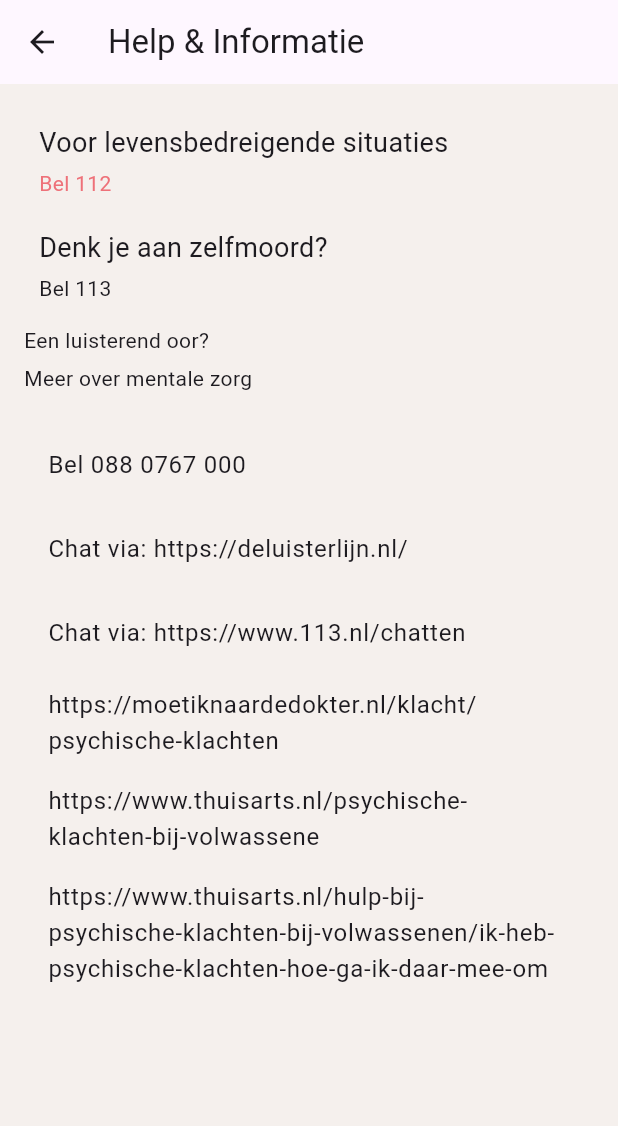
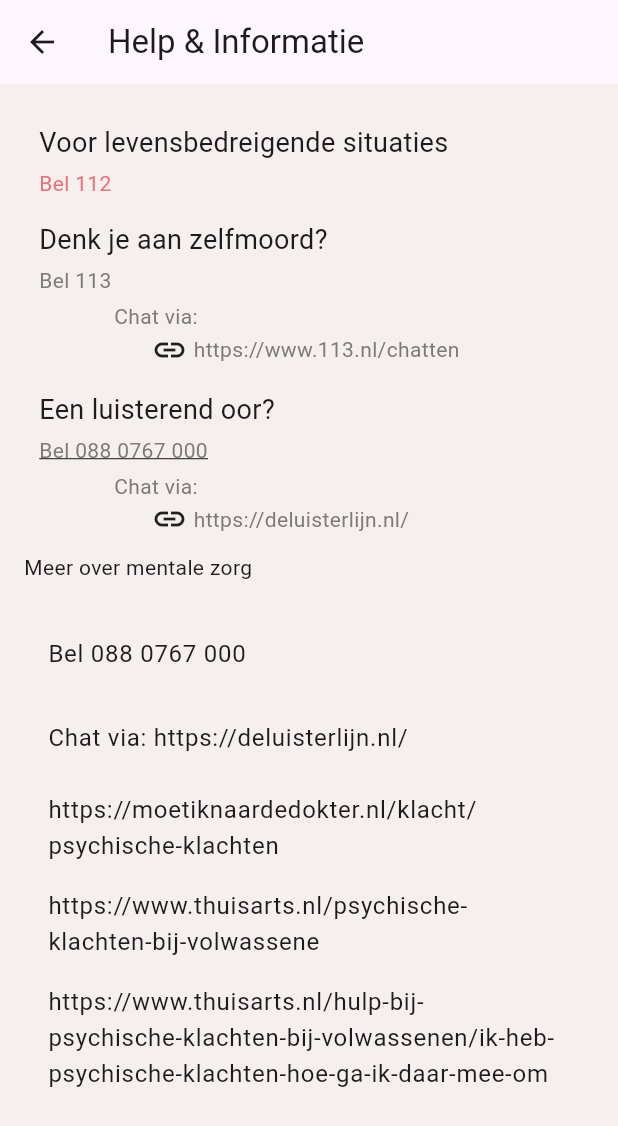
Before and after one commit to NGHRD/MoodCheckApp, a Flutter app: the HomeSubHelpPage screen opened directly, on a phone screen of 412 x 824 dp. Shown: the top 1126 px of the screen. Run offline on Flutter 3.47's test engine with Material 3 defaults, Android fonts, the phone set to English and light mode, and no system bars; our stand-ins replace google_fonts, google_nav_bar.

Commit message:
Boven sectie compleet
Alleen onder nog

```diff
--- a/lib/pages/home_sub_pages/home_sub_help_page.dart
+++ b/lib/pages/home_sub_pages/home_sub_help_page.dart
@@ -29,16 +29,16 @@ class HomeSubHelpPage extends StatelessWidget {
         title: const Text('Help & Informatie'),
       ),
       body: Padding(
-        padding: const EdgeInsets.all(16.0),
+        padding: const EdgeInsets.all(16),
         child: ListView(
           children: [
             Container(
-              margin: const EdgeInsets.all(10.0), // You can customize the margin values
+              margin: const EdgeInsets.all(10),
               child: Column(
                 crossAxisAlignment: CrossAxisAlignment.start,
                 children: [
                   Container(
-                    margin: const EdgeInsets.only(bottom: 4.0), // Adjust margin values as needed
+                    margin: const EdgeInsets.only(bottom: 4),
                     child: const Text(
                       'Voor levensbedreigende situaties',
                       style: TextStyle(fontSize: 18),
@@ -50,28 +50,136 @@ class HomeSubHelpPage extends StatelessWidget {
                       color: Color(0xFFEE7179),
                     ),
                   ),
-                  const SizedBox(height: 20),
+                  const SizedBox(height: 15),
+
+                  // const SizedBox(height: 20),
+                  // Container(
+                  //   margin: const EdgeInsets.only(bottom: 4),
+                  //   child: const Text(
+                  //     'Denk je aan zelfmoord?',
+                  //     style: TextStyle(fontSize: 18),
+                  //   ),
+                  // ),
+                  // Row(
+                  //   crossAxisAlignment: CrossAxisAlignment.start,
+                  //   children: [
+                  //     const Text('Bel 113'),
+                  //     SizedBox(width: 10),
+                  //     GestureDetector(
+                  //       onTap: () {
+                  //         _launchInBrowser(Uri.parse('https://www.113.nl/chatten'));
+                  //       },
+                  //       child: const Text('Chat via: https://www.113.nl/chatten'),
+                  //     ),
+                  //   ],
+                  // ),
+
                   Container(
-                    margin: const EdgeInsets.only(bottom: 4.0), // Adjust margin values as needed
+                    margin: const EdgeInsets.only(bottom: 4),
                     child: const Text(
                       'Denk je aan zelfmoord?',
                       style: TextStyle(fontSize: 18),
                     ),
                   ),
-                  const Row(
-                    crossAxisAlignment: CrossAxisAlignment.start,
-                    children: [
-                      Text('Bel 113'),
-                    ],
-                  )
+                  Container(
+                    margin: const EdgeInsets.only(bottom: 4),
+                    child: const Text(
+                      'Bel 113',
+                      style: TextStyle(
+                        color: Color(0xFF7D7B79),
+                      ),
+                    ),
+                  ),
+                  Container(
+                    margin: const EdgeInsets.only(left: 50),
+                    child: const Text(
+                      'Chat via:',
+                      style: TextStyle(
+                        color: Color(0xFF7D7B79),
+                      ),
+                    ),
+                  ),
+                  Container(
+                    margin: const EdgeInsets.only(left: 75),
+                    child: Row(
+                      children: [
+                        const Padding(
+                          padding: EdgeInsets.only(right: 4),
+                          child: Icon(Icons.link_outlined),
+                        ),
+                        GestureDetector(
+                          onTap: () {
+                            _launchInBrowser(Uri.parse('https://www.113.nl/chatten'));
+                          },
+                          child: const Text(
+                            'https://www.113.nl/chatten',
+                            style: TextStyle(
+                              color: Color(0xFF7D7B79),
+                            ),
+                          ),
+                        ),
+                      ],
+                    ),
+                  ),
+                  const SizedBox(height: 15),
 
+                  Container(
+                    margin: const EdgeInsets.only(bottom: 4),
+                    child: const Text(
+                      'Een luisterend oor?',
+                      style: TextStyle(fontSize: 18),
+                    ),
+                  ),
+                  Container(
+                    margin: const EdgeInsets.only(bottom: 4),
+                    child: GestureDetector(
+                      onTap: () {
+                        _makePhoneCall('31880767000');
+                      },
+                      child: const Text(
+                        'Bel 088 0767 000',
+                        style: TextStyle(
+                          color: Color(0xFF7D7B79),
+                          decoration: TextDecoration.underline,
+                        ),
+                      ),
+                    ),
+                  ),
+                  Container(
+                    margin: const EdgeInsets.only(left: 50),
+                    child: const Text(
+                      'Chat via:',
+                      style: TextStyle(
+                        color: Color(0xFF7D7B79),
+                      ),
+                    ),
+                  ),
+                  Container(
+                    margin: const EdgeInsets.only(left: 75),
+                    child: Row(
+                      children: [
+                        const Padding(
+                          padding: EdgeInsets.only(right: 4.0),
+                          child: Icon(Icons.link_outlined),
+                        ),
+                        GestureDetector(
+                          onTap: () {
+                            _launchInBrowser(Uri.parse('https://deluisterlijn.nl/'));
+                          },
+                          child: const Text(
+                            'https://deluisterlijn.nl/',
+                            style: TextStyle(
+                              color: Color(0xFF7D7B79),
+                            ),
+                          ),
+                        ),
+                      ],
+                    ),
+                  ),
                 ]
               ),
             ),
 
-            const SizedBox(height: 5),
-            const Text('Een luisterend oor?'),
-            const SizedBox(height: 5),
             const Text('Meer over mentale zorg'),
             const SizedBox(height: 20),
             ListTile(
@@ -82,10 +190,10 @@ class HomeSubHelpPage extends StatelessWidget {
               title: const Text('Chat via: https://deluisterlijn.nl/'),
               onTap: () => _launchInBrowser(Uri.parse('https://deluisterlijn.nl/')),
             ),
-            ListTile(
-              title: const Text('Chat via: https://www.113.nl/chatten'),
-              onTap: () => _launchInBrowser(Uri.parse('https://www.113.nl/chatten')),
-            ),
+            // ListTile(
+            //   title: const Text('Chat via: https://www.113.nl/chatten'),
+            //   onTap: () => _launchInBrowser(Uri.parse('https://www.113.nl/chatten')),
+            // ),
             ListTile(
               title: const Text('https://moetiknaardedokter.nl/klacht/psychische-klachten'),
               onTap: () => _launchInBrowser(Uri.parse('https://moetiknaardedokter.nl/klacht/psychische-klachten')),
```
